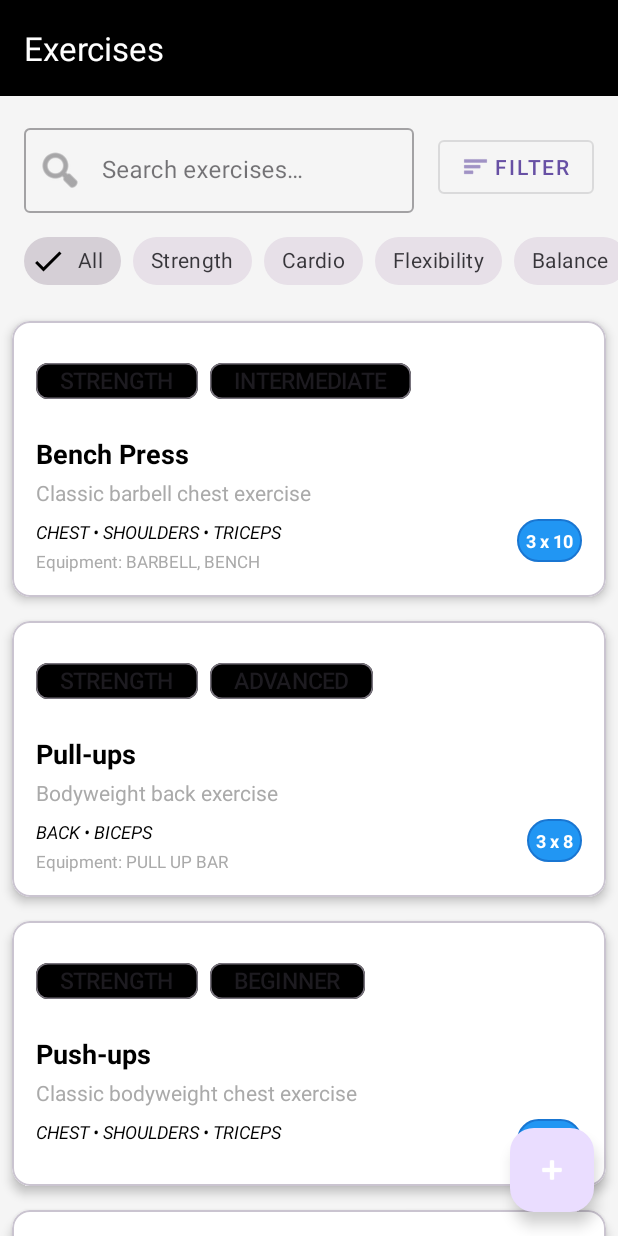
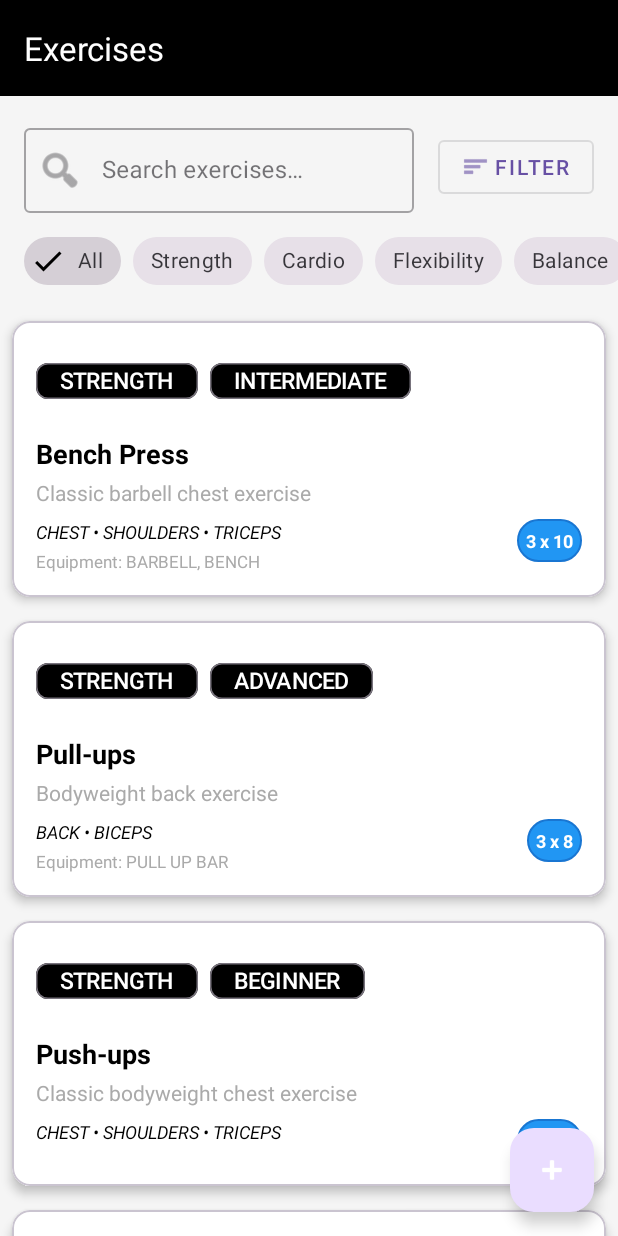
Before and after one commit to andreeavilcu/FitTracker_Android, an Android app: the ExercisesFragment screen opened through its navigation route, on a phone screen of 412 x 824 dp. Run offline under Robolectric (Android 15) with nearby library versions, the phone set to English and light mode, and no system bars; our stand-ins replace Room's generated code.

Commit message:
fix chipExerciseType chipDifficulty color text

```diff
--- a/app/src/main/res/layout/item_exercise.xml
+++ b/app/src/main/res/layout/item_exercise.xml
@@ -25,7 +25,7 @@
             android:text="@string/exercise_type_strength"
             android:textSize="15sp"
             app:chipBackgroundColor="@color/black"
-            app:chipForegroundColor="@color/white"
+            android:textColor="@color/white"
             app:chipMinHeight="24dp"
             app:layout_constraintStart_toStartOf="parent"
             app:layout_constraintTop_toTopOf="parent"
@@ -39,6 +39,7 @@
             android:text="@string/difficulty_intermediate"
             android:textSize="15sp"
             app:chipBackgroundColor="@color/black"
+            android:textColor="@color/white"
             app:chipMinHeight="24dp"
             app:layout_constraintStart_toEndOf="@id/chipExerciseType"
             app:layout_constraintTop_toTopOf="parent"
```
